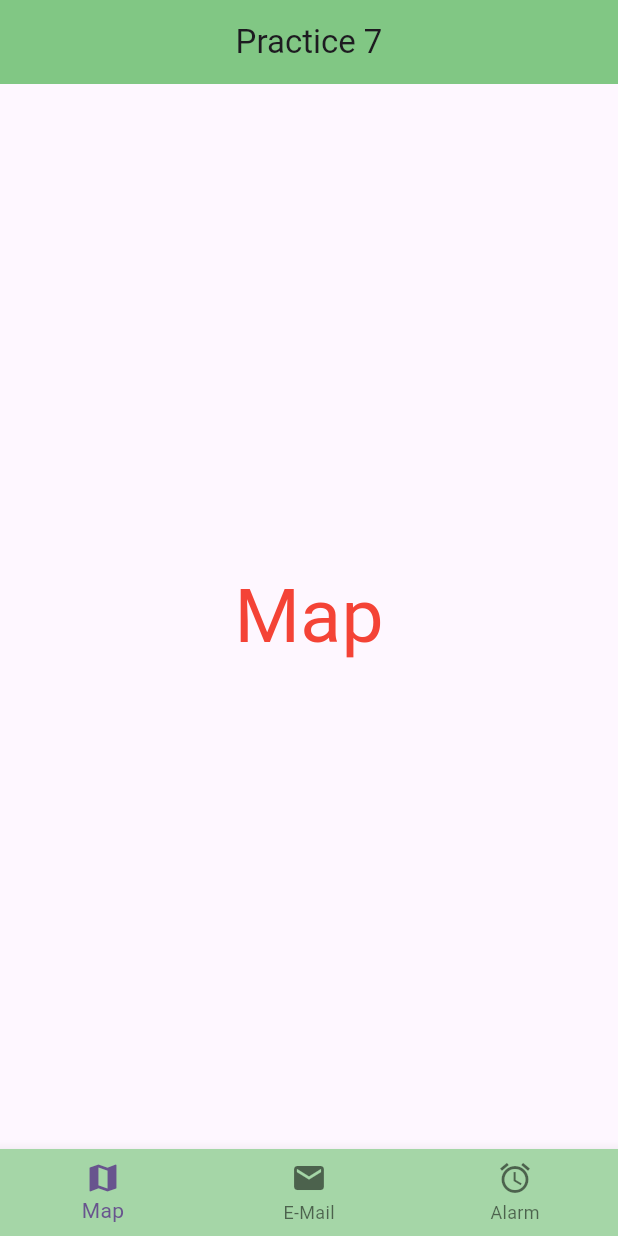
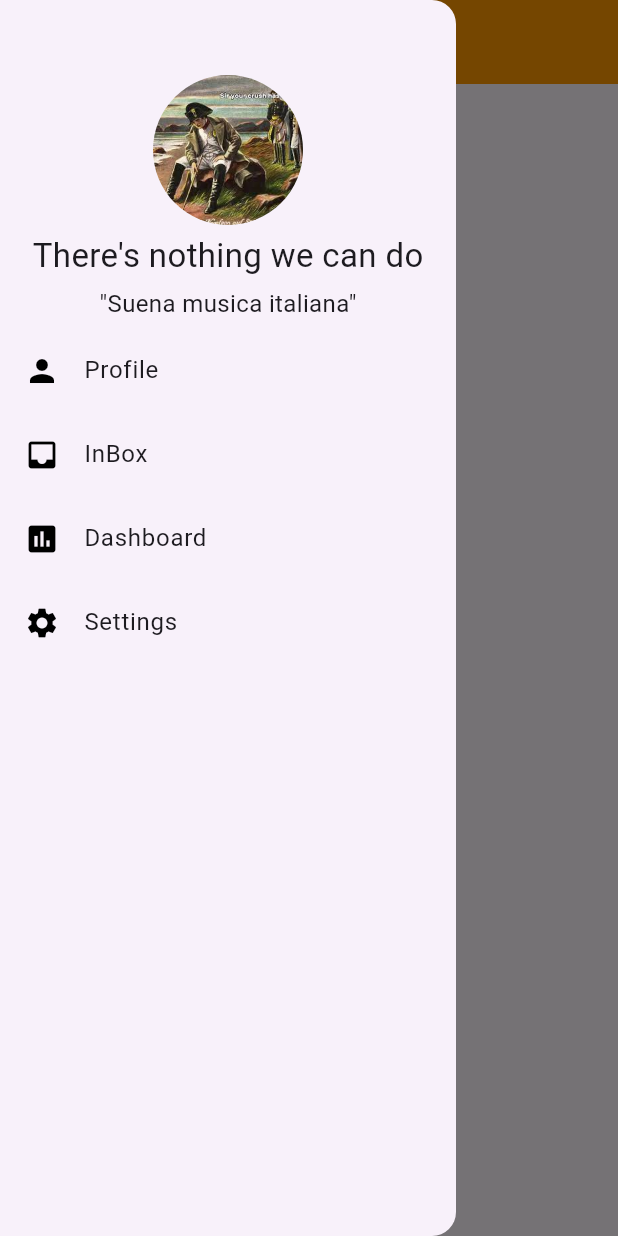
Before and after one commit to BlueMadnessVG/Flutter_CN, a Flutter app: the screen it shows after launch, with the side drawer open (before the commit the screen has no drawer), on a phone screen of 412 x 824 dp. Run offline on Flutter 3.47's test engine with Material 2 defaults, Android fonts, the phone set to English and light mode, and no system bars.

Commit message:
practice 8

```diff
--- a/lib/main.dart
+++ b/lib/main.dart
@@ -1,5 +1,5 @@
 import 'package:flutter/material.dart';
-import 'package:flutter_application_1/src/bottom_page.dart';
+import 'package:flutter_application_1/src/HomaPage.dart';
 
 void main() {
   runApp(const MyApp());
@@ -33,7 +33,7 @@ class MyApp extends StatelessWidget {
       ),
       debugShowCheckedModeBanner: false,
       title: 'Practice 7',
-      home: const BottomNavigatorPage(),
+      home: const HomePage(),
     );
   }
 }
--- /dev/null
+++ b/lib/src/HomaPage.dart
@@ -0,0 +1,29 @@
+import 'package:flutter/material.dart';
+import 'package:flutter_application_1/src/main_drawer.dart';
+
+class HomePage extends StatefulWidget {
+  const HomePage({super.key});
+
+  @override
+  State<HomePage> createState() => _HomePageState();
+}
+
+class _HomePageState extends State<HomePage> {
+  @override
+  Widget build(BuildContext context) {
+    return Scaffold(
+      appBar: AppBar(
+        title: Text('Practice 8'),
+        elevation: 0.0,
+        centerTitle: true,
+        backgroundColor: Colors.orange,
+      ),
+      body: Container(
+        color: Colors.white30,
+      ),
+      drawer: Drawer(
+        child: MainDrawer(),
+      ),
+    );
+  }
+}
--- a/lib/src/bottom_page.dart
+++ /dev/null
@@ -1,49 +0,0 @@
-import 'package:flutter/material.dart';
-
-class BottomNavigatorPage extends StatefulWidget {
-  const BottomNavigatorPage({super.key});
-
-  @override
-  State<BottomNavigatorPage> createState() => _BottomNavigatorPageState();
-}
-
-int _currentIndex = 0;
-
-class _BottomNavigatorPageState extends State<BottomNavigatorPage> {
-  @override
-  Widget build(BuildContext context) {
-    final tabs = [
-      Center(
-          child:
-              Text('Map', style: TextStyle(color: Colors.red, fontSize: 50))),
-      Center(
-          child: Text('E-Mail',
-              style: TextStyle(color: Colors.amber, fontSize: 50))),
-      Center(
-          child: Text('Alarm',
-              style: TextStyle(color: Colors.blue, fontSize: 50))),
-    ];
-
-    return Scaffold(
-        appBar: AppBar(
-          title: Text('Practice 7'),
-          centerTitle: true,
-          backgroundColor: Colors.green[300],
-        ),
-        body: tabs[_currentIndex],
-        bottomNavigationBar: BottomNavigationBar(
-          backgroundColor: Colors.green[200],
-          currentIndex: _currentIndex,
-          items: [
-            BottomNavigationBarItem(icon: Icon(Icons.map), label: 'Map'),
-            BottomNavigationBarItem(icon: Icon(Icons.mail), label: 'E-Mail'),
-            BottomNavigationBarItem(icon: Icon(Icons.alarm), label: 'Alarm'),
-          ],
-          onTap: (index) {
-            setState(() {
-              _currentIndex = index;
-            });
-          },
-        ));
-  }
-}
--- /dev/null
+++ b/lib/src/main_drawer.dart
@@ -0,0 +1,67 @@
+import 'package:flutter/material.dart';
+
+class MainDrawer extends StatelessWidget {
+  const MainDrawer({super.key});
+
+  @override
+  Widget build(BuildContext context) {
+    return Column(
+      children: [
+        Container(
+          child: Padding(
+              padding: EdgeInsets.only(top: 50),
+              child: Column(
+                mainAxisAlignment: MainAxisAlignment.center,
+                crossAxisAlignment: CrossAxisAlignment.center,
+                children: [
+                  CircleAvatar(
+                    radius: 50.0,
+                    backgroundImage: AssetImage('assets/img/napoleon.jpg'),
+                    backgroundColor: Colors.white,
+                  ),
+                  SizedBox(height: 5.0),
+                  Text('There\'s nothing we can do',
+                      style: TextStyle(fontSize: 22.0)),
+                  SizedBox(height: 5.0),
+                  Text('\"Suena musica italiana\"',
+                      style: TextStyle(fontSize: 16.0)),
+                  SizedBox(height: 5.0),
+                ],
+              )),
+        ),
+        ListTile(
+          onTap: () {},
+          leading: Icon(
+            Icons.person,
+            color: Colors.black,
+          ),
+          title: Text('Profile'),
+        ),
+        ListTile(
+          onTap: () {},
+          leading: Icon(
+            Icons.inbox,
+            color: Colors.black,
+          ),
+          title: Text('InBox'),
+        ),
+        ListTile(
+          onTap: () {},
+          leading: Icon(
+            Icons.assessment,
+            color: Colors.black,
+          ),
+          title: Text('Dashboard'),
+        ),
+        ListTile(
+          onTap: () {},
+          leading: Icon(
+            Icons.settings,
+            color: Colors.black,
+          ),
+          title: Text('Settings'),
+        ),
+      ],
+    );
+  }
+}
--- a/pubspec.yaml
+++ b/pubspec.yaml
@@ -39,7 +39,7 @@ dependencies:
 flutter_launcher_icons:
   android: "launcher_icon"
   ios: true
-  image_path: "assets/img/logo.jpg"
+  image_path: "assets/img/"
 
 dev_dependencies:
   flutter_test:
```
Also changed, not shown: assets/img/2b7a973c244e0f5d2e169427c78a5d36.png (added), assets/img/napoleon.jpg (added).
